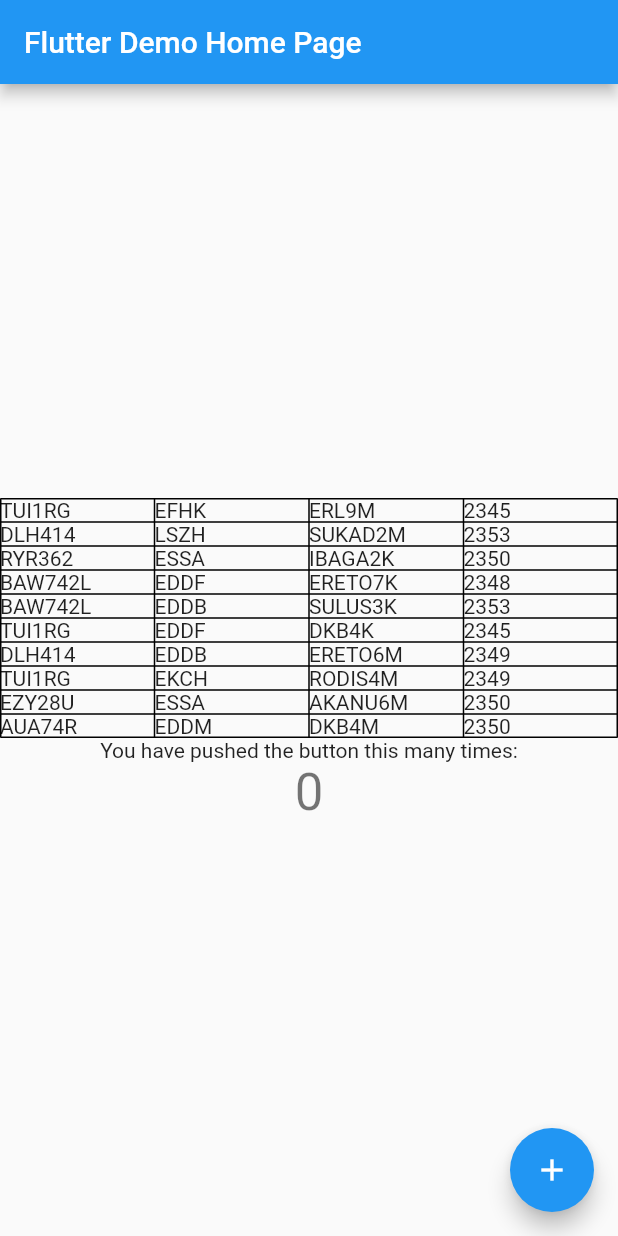
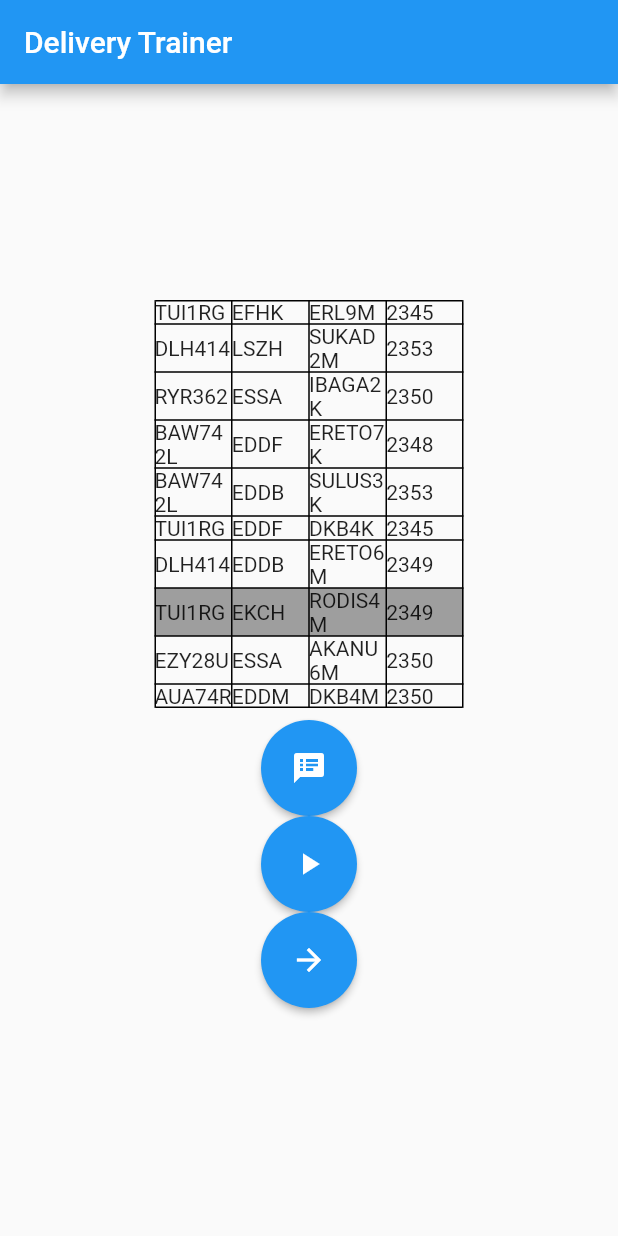
Before and after one commit to tigloo/delivery_trainer, a Flutter app: the screen it shows after launch, on a phone screen of 412 x 824 dp. Run offline on Flutter 3.47's test engine with Material 2 defaults, Android fonts, the light colour scheme and no system bars; our stand-ins replace bloc, equatable, flutter_bloc, flutter_tts.

Commit message:
First layout with buttons

```diff
--- a/lib/main.dart
+++ b/lib/main.dart
@@ -1,5 +1,7 @@
 import 'package:delivery_trainer/bloc/departurelist_bloc.dart';
 import 'package:delivery_trainer/bloc/speech_bloc.dart';
+import 'package:delivery_trainer/departure.dart';
+import 'package:delivery_trainer/speakable_string.dart';
 import 'package:flutter/material.dart';
 import 'package:flutter_bloc/flutter_bloc.dart';
 
@@ -32,7 +34,7 @@ class MyApp extends StatelessWidget {
           BlocProvider(create: (context) => SpeechBloc()),
           BlocProvider(create: (context) => DepartureListBloc()),
         ],
-        child: const MyHomePage(title: 'Flutter Demo Home Page'),
+        child: const MyHomePage(title: 'Delivery Trainer'),
       ),
     );
   }
@@ -57,36 +59,28 @@ class MyHomePage extends StatefulWidget {
 }
 
 class _MyHomePageState extends State<MyHomePage> {
-  int _counter = 0;
+  bool audioEnabled = true;
 
-  List<String> segments = [
-    "Delta Echo Papa India Mike",
-    "Nuremberg Tower",
-    "Hello",
-    "Cleared Echo Delta Delta Sierra",
-    "INPUD 7 November",
-    "Climb SID Flight Level 7 0",
-    "Flight Planned Route",
-    "Squawk 7 7 3 4",
-  ];
-
-  void _incrementCounter(BuildContext context) {
+  void _toggleAudio() {
     setState(() {
-      // This call to setState tells the Flutter framework that something has
-      // changed in this State, which causes it to rerun the build method below
-      // so that the display can reflect the updated values. If we changed
-      // _counter without calling setState(), then the build method would not be
-      // called again, and so nothing would appear to happen.
-      _counter++;
+      audioEnabled = !audioEnabled;
     });
-
-    if (_counter == 1) {
-      BlocProvider.of<SpeechBloc>(context).initialize(segments);
   }
 
-    if (_counter == 2) {
-      BlocProvider.of<SpeechBloc>(context).start();
-    }
+  List<SpeakableString> departureToSpeakable(Departure departure) {
+    return <SpeakableString>[
+      SpeakableString.callsign(displayText: departure.callsign),
+      SpeakableString.literal(displayText: 'Nuremberg Delivery'),
+      SpeakableString.literal(displayText: 'Information Alpha'),
+      SpeakableString.literal(displayText: 'Startup approved'),
+      SpeakableString.literal(displayText: 'cleared'),
+      SpeakableString.airport(displayText: departure.destination),
+      SpeakableString.route(displayText: departure.sid),
+      SpeakableString.literal(displayText: 'flight planned route'),
+      SpeakableString.literal(
+          displayText: 'climb via sid flight level zero seven zero'),
+      SpeakableString.squawk(displayText: departure.squawk),
+    ];
   }
 
   @override
@@ -107,17 +101,30 @@ class _MyHomePageState extends State<MyHomePage> {
       body: BlocBuilder<DepartureListBloc, DepartureListState>(
         builder: (context, depListState) {
           final departureListState = depListState as CurrentDepartureList;
-          return Center(
-            // Center is a layout widget. It takes a single child and positions it
-            // in the middle of the parent.
+          return Row(
+            children: [
+              Expanded(
+                child: Column(),
+              ),
+              Expanded(
+                flex: 2,
                 child: Column(
+                  mainAxisSize: MainAxisSize.max,
                   mainAxisAlignment: MainAxisAlignment.center,
                   children: <Widget>[
                     Table(
                       border: TableBorder.all(),
-                  defaultVerticalAlignment: TableCellVerticalAlignment.middle,
-                  children: departureListState.departures
+                      defaultVerticalAlignment:
+                          TableCellVerticalAlignment.middle,
+                      children: [
+                        ...departureListState.departures
                             .map((departure) => TableRow(
+                                  decoration: departure ==
+                                          departureListState.departures[
+                                              departureListState
+                                                  .currentDeparture]
+                                      ? const BoxDecoration(color: Colors.grey)
+                                      : null,
                                   children: [
                                     Text(departure.callsign),
                                     Text(departure.destination),
@@ -126,23 +133,62 @@ class _MyHomePageState extends State<MyHomePage> {
                                   ],
                                 ))
                             .toList(),
+                      ],
                     ),
-                const Text(
-                  'You have pushed the button this many times:',
+                    ButtonBar(
+                      alignment: MainAxisAlignment.center,
+                      children: [
+                        ElevatedButton(
+                          onPressed: _toggleAudio,
+                          child: Icon(
+                              audioEnabled
+                                  ? Icons.speaker_notes
+                                  : Icons.speaker_notes_off,
+                              color: Colors.white),
+                          style: ElevatedButton.styleFrom(
+                            shape: const CircleBorder(),
+                            padding: const EdgeInsets.all(20),
+                            primary: Colors.blue, // <-- Button color
                           ),
-                Text(
-                  '$_counter',
-                  style: Theme.of(context).textTheme.headline4,
+                        ),
+                        ElevatedButton(
+                          onPressed: () {
+                            final speakable = departureToSpeakable(
+                                departureListState.departures[
+                                    departureListState.currentDeparture]);
+                            BlocProvider.of<SpeechBloc>(context).initialize(
+                                speakable.map((e) => e.speechText).toList());
+                            BlocProvider.of<SpeechBloc>(context).start();
+                          },
+                          child:
+                              const Icon(Icons.play_arrow, color: Colors.white),
+                          style: ElevatedButton.styleFrom(
+                            shape: const CircleBorder(),
+                            padding: const EdgeInsets.all(20),
+                            primary: Colors.blue, // <-- Button color
+                          ),
+                        ),
+                        ElevatedButton(
+                          onPressed: () {},
+                          child: const Icon(Icons.arrow_forward,
+                              color: Colors.white),
+                          style: ElevatedButton.styleFrom(
+                            shape: const CircleBorder(),
+                            padding: const EdgeInsets.all(20),
+                            primary: Colors.blue, // <-- Button color
+                          ),
                         ),
                       ],
                     ),
+                  ],
+                ),
+              ),
+              Expanded(
+                child: Column(),
+              ),
+            ],
           );
         },
-      ),
-      floatingActionButton: FloatingActionButton(
-        onPressed: () => _incrementCounter(context),
-        tooltip: 'Increment',
-        child: const Icon(Icons.add),
       ),
     );
   }
```
Lines whose indentation alone changed are shown as unchanged.
